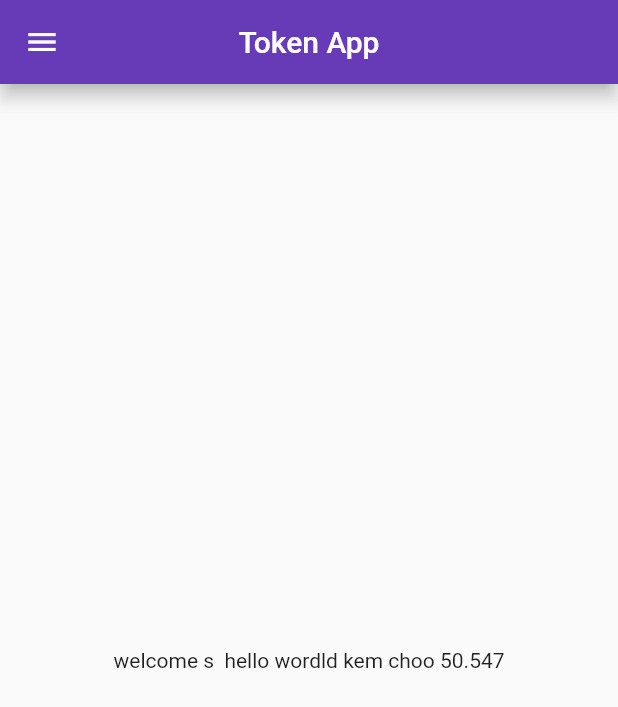
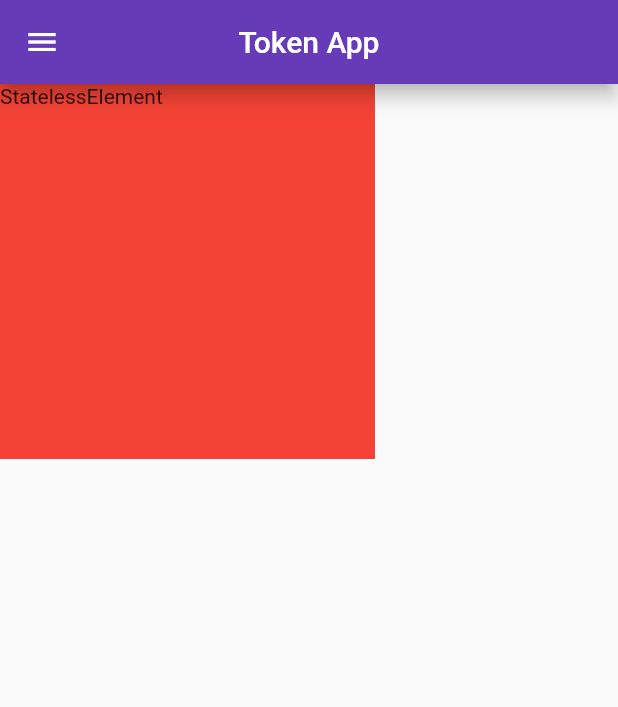
Before and after one commit to Dharmeshgevariya/FlutterBasicCourse, a Flutter app: the screen it shows after launch, on a phone screen of 412 x 824 dp. Shown: the top 707 px of the screen. Run offline on Flutter 3.47's test engine with Material 2 defaults, Android fonts, the phone set to English and light mode, and no system bars; our stand-ins replace google_fonts; Roboto replaces fonts that are missing (Kanit).

Commit message:
model design 2

```diff
--- a/lib/models/productModel.dart
+++ b/lib/models/productModel.dart
@@ -13,7 +13,7 @@ class Item {
 
 final products = [
   Item(
-      id: 00120,
+      id: "1002",
       name: "Balaji Wafers",
       cat: "snakes",
       price: 45,
--- a/lib/pages/home_page.dart
+++ b/lib/pages/home_page.dart
@@ -18,8 +18,15 @@ class HomePage extends StatelessWidget {
           'Token App',
         ),
       ),
-      body: Center(
-        child: Text("welcome s $d $days"),
+      body: Container(
+        constraints: BoxConstraints(
+            minHeight: 70, maxHeight: 300, maxWidth: 300, minWidth: 70),
+        color: Colors.green,
+        child: Container(
+            height: 250,
+            width: 250,
+            color: Colors.red,
+            child: Text(context.runtimeType.toString())),
       ),
       drawer: MyDrawer(),
     );
```
